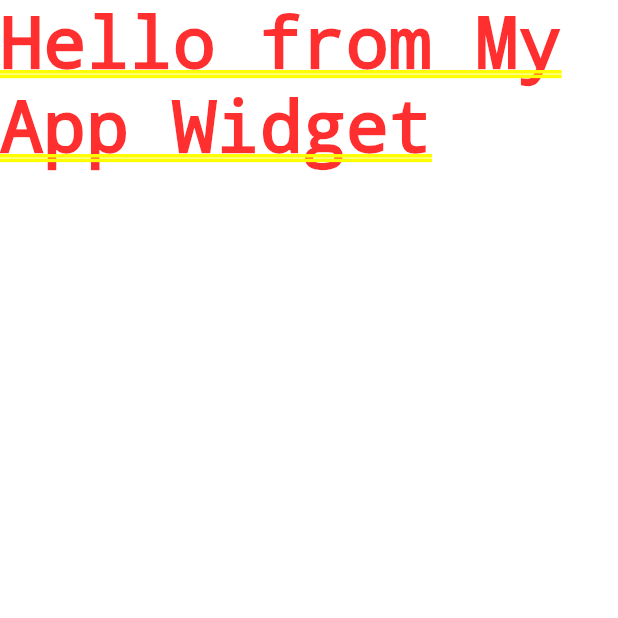
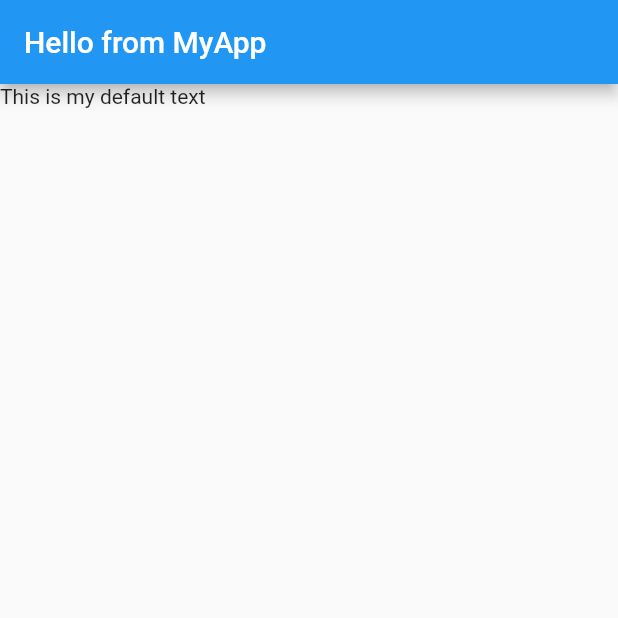
Before and after one commit to rakeshcheekatimala/flutter-learning, a Flutter app: the screen it shows after launch, on a phone screen of 412 x 824 dp, the top half of it. Run offline on Flutter 3.47's test engine with Material 2 defaults, Android fonts, the phone set to English and light mode, and no system bars.

Commit message:
added appbar to the widget

```diff
--- a/first_app/lib/main.dart
+++ b/first_app/lib/main.dart
@@ -7,14 +7,20 @@ void main() {
 }
 
 // everything in flutter in a widget , we need to create our widget
-// to create a widget , create a class that extends StatelessWidget
+// to create a widget , create a class that extends StatelessWidget or StatefulWidget
 
 class MyApp extends StatelessWidget {
+  // This will be called by flutter to draw or render the widget on the screen
+  // BuildContext context is a object that will be passed by flutter which holds the meta data about the overall application and widgetTree
 
-  // this will be called by flutter to draw or render the widget on the screen
+  @override
   Widget build(BuildContext context) {
-    return MaterialApp(home: Text("Hello from My App Widget"));
-    // home is the core widget will be mounted on the screen
+    //Scaffhold gives you a base design and structure that gives the colorscheme which looks like a mobileWidget
+    return MaterialApp(
+        home: Scaffold(
+      appBar: AppBar(title: Text('Hello from MyApp')),
+      body: Text('This is my default text'),
+    ));
+    // home is the core widget will be mounted on the screen, this is called named parameters to the constructor
   }
-
 }
```
